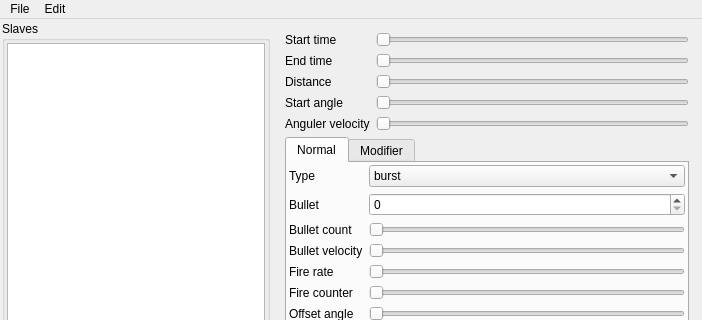
Above: editor/editorwindow.ui from jimon/danmaku before the change; both pictures show x 0 to 702 and y 0 to 320 of the 702 by 650 pixel window. Below: the same form after it.
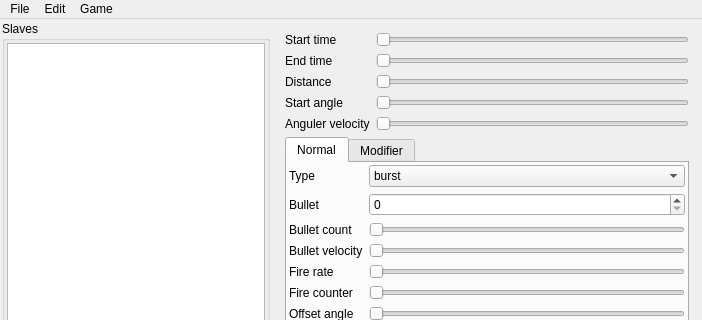
That is the form after the change.

```diff
--- a/editor/editorwindow.ui
+++ b/editor/editorwindow.ui
@@ -552,8 +552,15 @@
     <addaction name="actionAdd_Slave"/>
     <addaction name="actionRemove_Slave"/>
    </widget>
+   <widget class="QMenu" name="menuGame">
+    <property name="title">
+     <string>Game</string>
+    </property>
+    <addaction name="actionRun"/>
+   </widget>
    <addaction name="menuFile"/>
    <addaction name="menuEdit"/>
+   <addaction name="menuGame"/>
   </widget>
   <action name="actionOpen">
    <property name="text">
```
Left out of the diff: 14 changed lines with no effect on the pictures.
